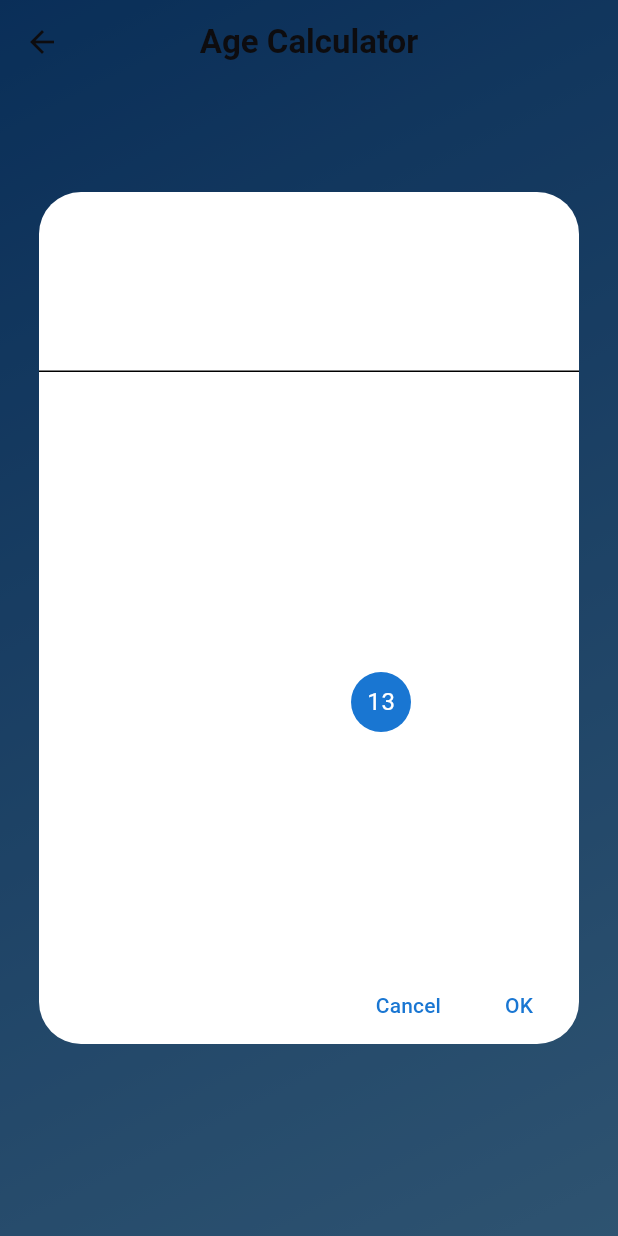
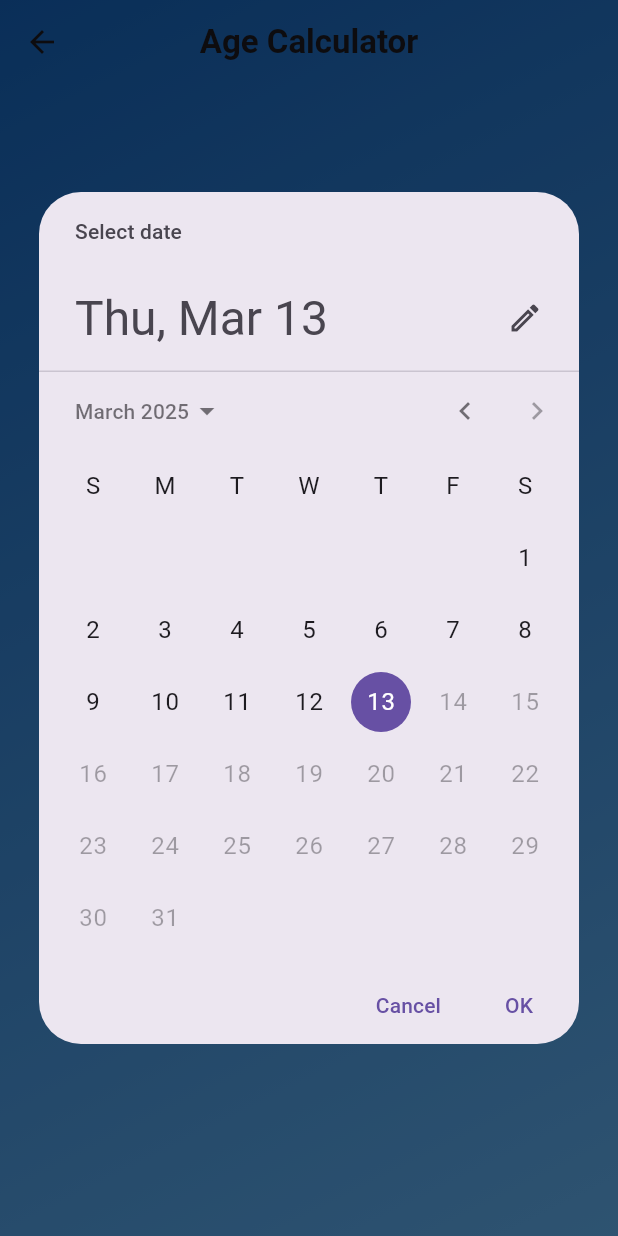
Before and after one commit to Amreen3601/multi_calculator, a Flutter app: the AgeCalculator screen opened directly, after a tap on "Choose Date", on a phone screen of 412 x 824 dp. Run offline on Flutter 3.47's test engine with Material 3 defaults, Android fonts, the light colour scheme and no system bars; our stand-ins replace shared_preferences; accounts and stored records are empty.

Commit message:
Updated age calculator with fixed date picker

```diff
--- a/lib/screens/age_calculator.dart
+++ b/lib/screens/age_calculator.dart
@@ -18,20 +18,8 @@ class _AgeCalculatorState extends State<AgeCalculator> {
       initialDate: DateTime.now(),
       firstDate: DateTime(1900),
       lastDate: DateTime.now(),
-      builder: (context, child) {
-        return Theme(
-          data: ThemeData.dark().copyWith(
-            colorScheme: ColorScheme.light(
-              primary: Colors.blue.shade700,
-              onPrimary: Colors.white,
-              onSurface: Colors.white,
-            ),
-            dialogBackgroundColor: Colors.black.withOpacity(0.8),
-          ),
-          child: child!,
-        );
-      },
     );
+
     if (pickedDate != null) {
       setState(() {
         _selectedDate = pickedDate;
```
